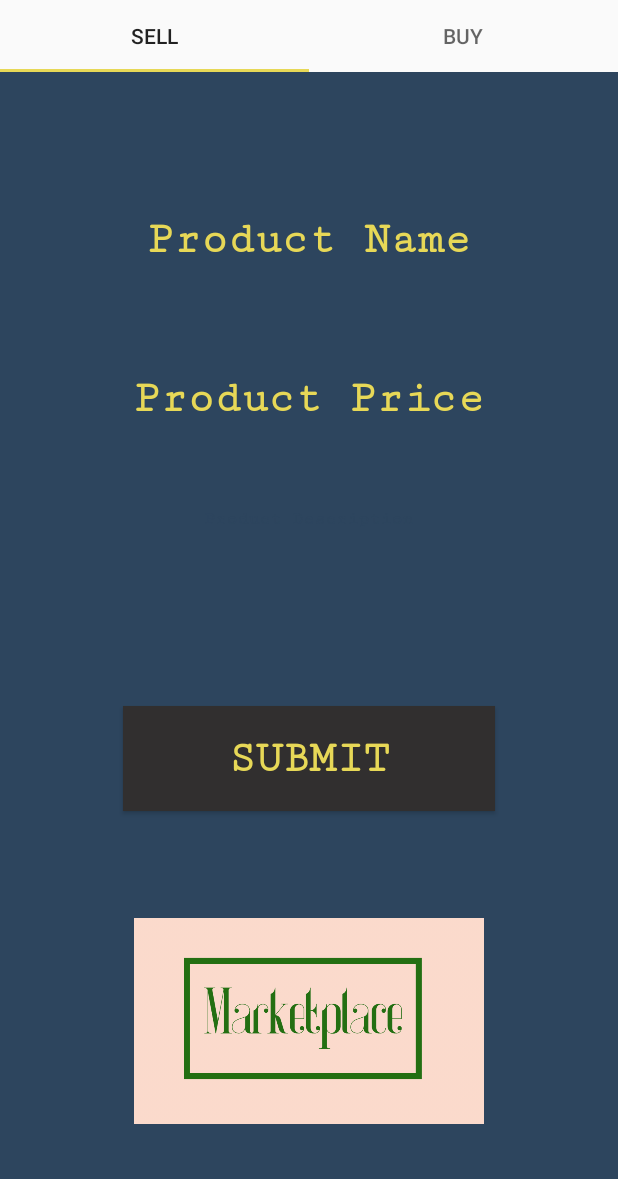
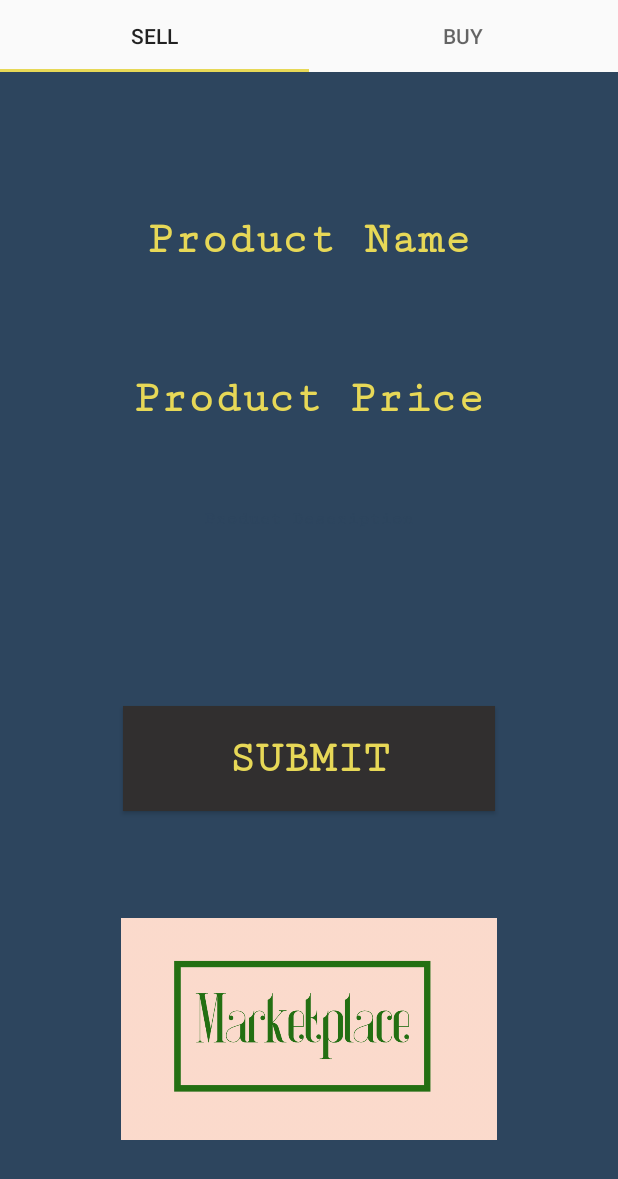
Before and after one commit to abhisarmittal/MCST-Hackathon-2019-Marketplace-Client, an Android app: the screen it shows after launch (MainActivity), on a phone screen of 412 x 824 dp. Shown: the top 1179 px of the screen. Run offline under Robolectric (Android 15) with nearby library versions, the phone set to English and light mode, and no system bars.

```diff
--- a/app/src/main/res/layout/selling_tab.xml
+++ b/app/src/main/res/layout/selling_tab.xml
@@ -159,7 +159,7 @@
             <ImageView
                 android:id="@+id/imageView3"
                 android:layout_width="match_parent"
-                android:layout_height="137dp"
+                android:layout_height="148dp"
                 android:layout_weight="0.1"
                 app:srcCompat="@drawable/background" />
 
```
